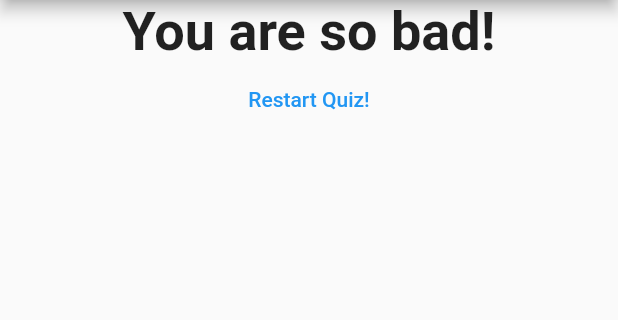
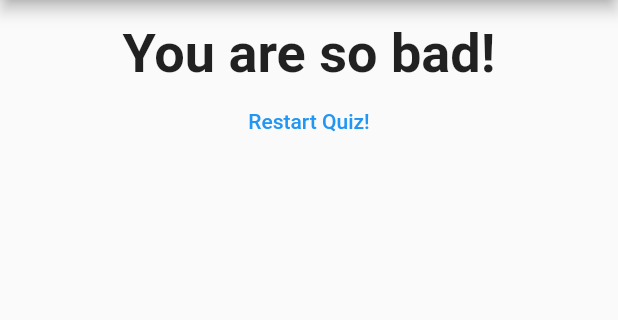
Before and after one commit to Nebojsa88/flutter_new_app, a Flutter app: the screen it shows after launch, after a tap on "Black", after a tap on "Snake", after a tap on "Java", on a phone screen of 412 x 824 dp, the part 84-404 px from its top. Run offline on Flutter 3.47's test engine with Material 2 defaults, Android fonts, the phone set to English and light mode, and no system bars.

Commit message:
added margin in result.dart

```diff
--- a/lib/result.dart
+++ b/lib/result.dart
@@ -24,7 +24,8 @@ class Result extends StatelessWidget {
 
   @override
   Widget build(BuildContext context) {
-    return Center(
+    return Container(margin: EdgeInsets.fromLTRB(0, 15, 0, 0),
+      child: Center(
         child: Column(
           children: <Widget>[
             Text(
@@ -43,6 +44,7 @@ class Result extends StatelessWidget {
             ),
           ],
         ),
+      ),
     );
   }
 }
```
Lines whose indentation alone changed are shown as unchanged.
